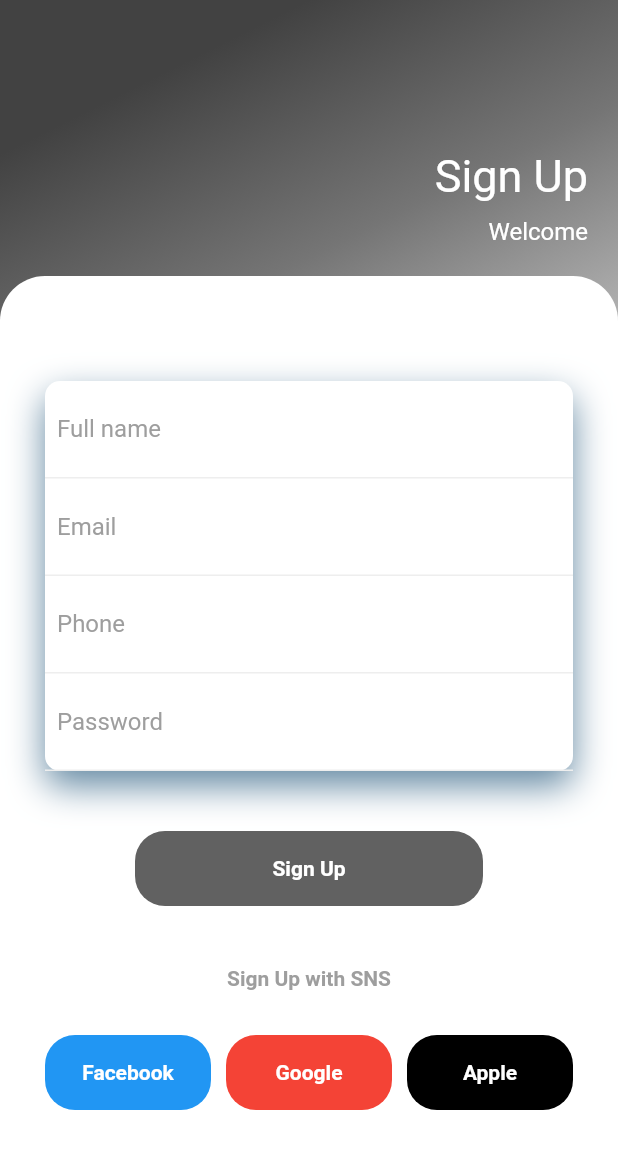
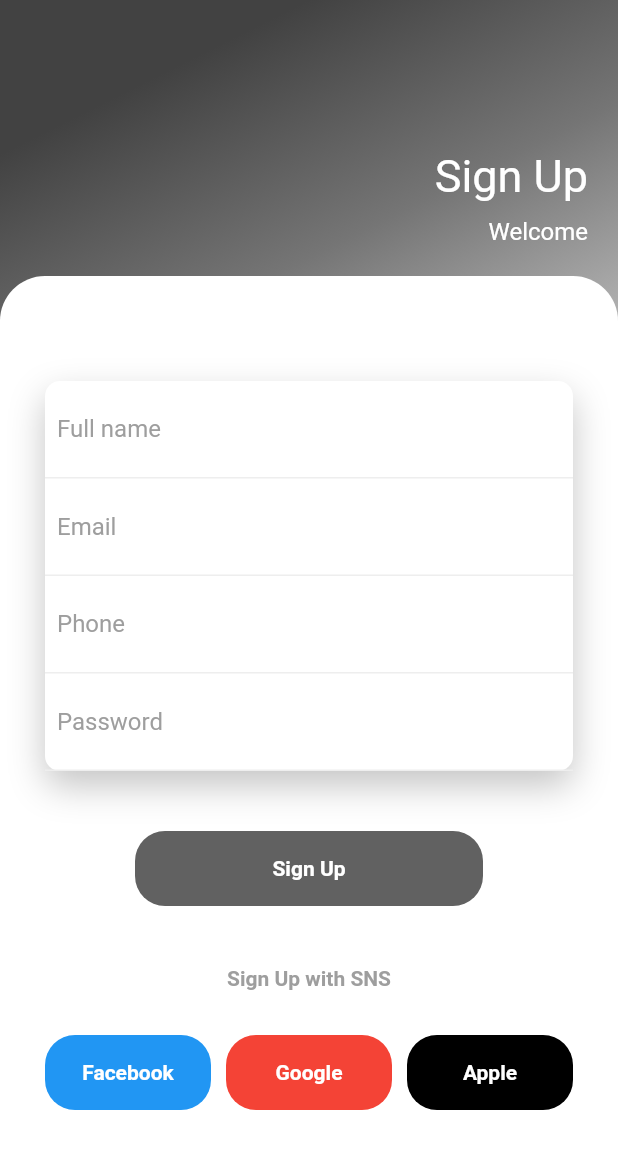
Before and after one commit to mrakramov/pdpui, a Flutter app: the screen it shows after launch, on a phone screen of 412 x 824 dp. Shown: the top 1149 px of the screen. Run offline on Flutter 3.47's test engine with Material 2 defaults, Android fonts, the phone set to English and light mode, and no system bars.

Commit message:
third commit

```diff
--- a/lib/pages/log_in_page.dart
+++ b/lib/pages/log_in_page.dart
@@ -71,7 +71,8 @@ class _LogInPageState extends State<LogInPage> {
                             borderRadius: BorderRadius.circular(10),
                             boxShadow: [
                               BoxShadow(
-                                color: Color.fromRGBO(32, 85, 122, 0.7),
+                                color: Color.fromRGBO(
+                                    171, 171, 171, 0.7),
                                 blurRadius: 20,
                                 offset: Offset(0, 10),
                               ),
```
